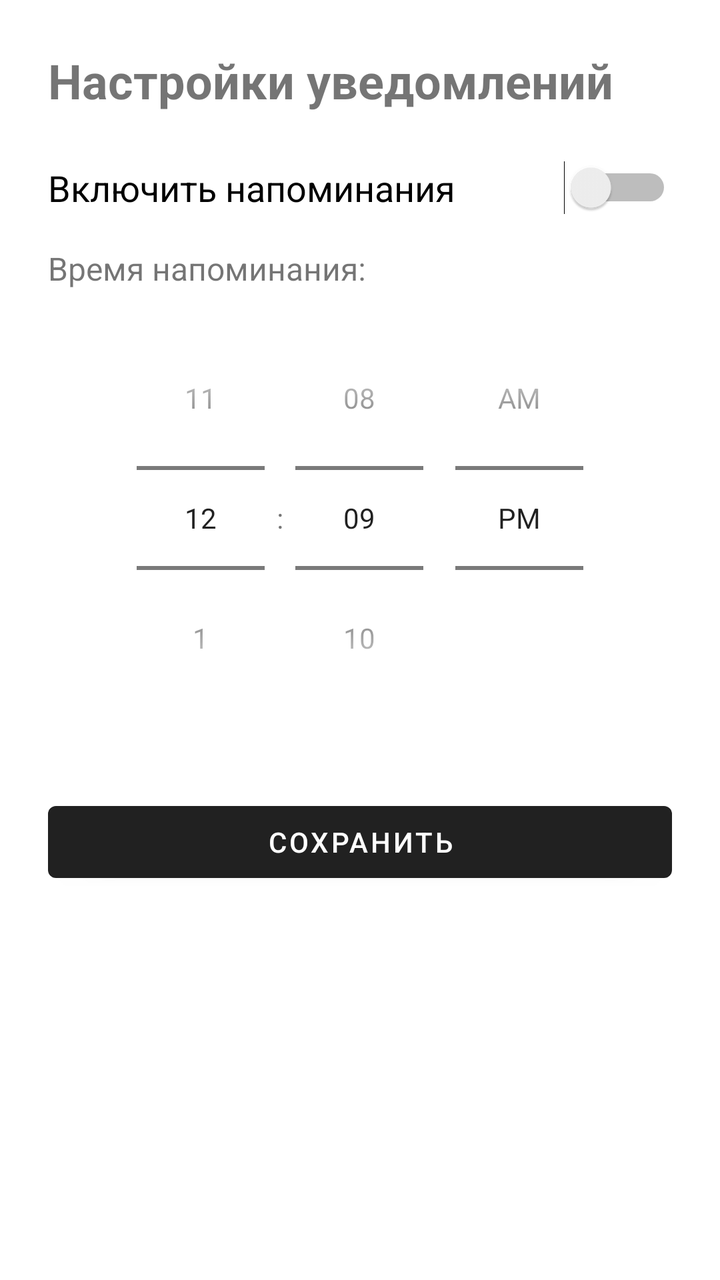
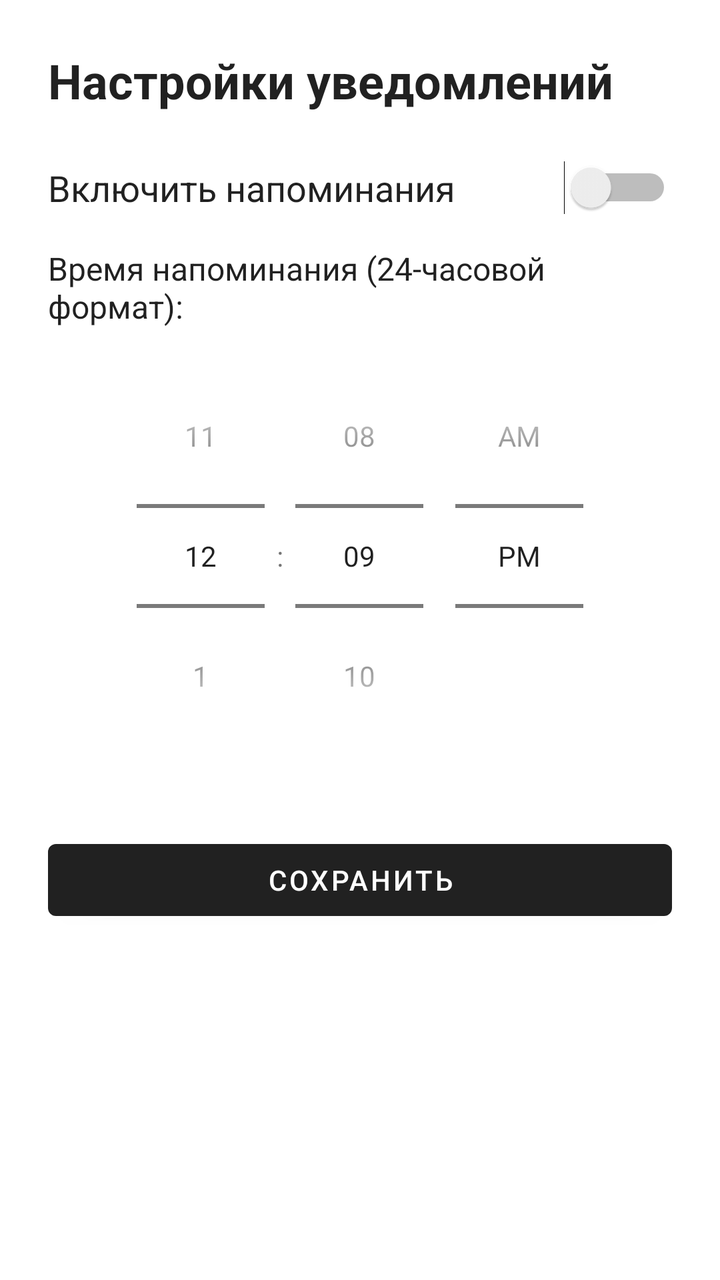

The first picture is an Android layout as it rendered before a commit; the second is the same layout after the commit. The layout source and the unified diff follow.
<!-- AndroidManifest.xml: application theme Theme.MaterialComponents.DayNight.DarkActionBar -->
<!-- res/layout/activity_settings.xml -->
<?xml version="1.0" encoding="utf-8"?>
<LinearLayout xmlns:android="http://schemas.android.com/apk/res/android"
    android:layout_width="match_parent"
    android:layout_height="match_parent"
    android:orientation="vertical"
    android:padding="24dp">

    <TextView
        android:layout_width="wrap_content"
        android:layout_height="wrap_content"
        android:text="Настройки уведомлений"
        android:textSize="24sp"
        android:textStyle="bold"
        android:layout_marginBottom="24dp"/>

    <Switch
        android:id="@+id/switchNotifications"
        android:layout_width="match_parent"
        android:layout_height="wrap_content"
        android:text="Включить напоминания"
        android:textSize="18sp"
        android:layout_marginBottom="16dp"/>

    <TextView
        android:layout_width="wrap_content"
        android:layout_height="wrap_content"
        android:text="Время напоминания:"
        android:textSize="16sp"
        android:layout_marginBottom="8dp"/>

    <TimePicker
        android:id="@+id/timePicker"
        android:layout_width="match_parent"
        android:layout_height="wrap_content"
        android:timePickerMode="spinner" />

    <Button
        android:id="@+id/btnSaveSettings"
        android:layout_width="match_parent"
        android:layout_height="wrap_content"
        android:text="Сохранить"
        android:layout_marginTop="32dp"/>

</LinearLayout>
<!-- resources referenced by this layout -->
<resources>

</resources>

<!-- the commit's change to res/layout/activity_settings.xml (unified diff, before → after) -->
@@ -11,6 +11,7 @@
         android:text="Настройки уведомлений"
         android:textSize="24sp"
         android:textStyle="bold"
+        android:textColor="?android:attr/textColorPrimary"
         android:layout_marginBottom="24dp"/>
 
     <Switch
@@ -19,13 +20,15 @@
         android:layout_height="wrap_content"
         android:text="Включить напоминания"
         android:textSize="18sp"
+        android:textColor="?android:attr/textColorPrimary"
         android:layout_marginBottom="16dp"/>
 
     <TextView
         android:layout_width="wrap_content"
         android:layout_height="wrap_content"
-        android:text="Время напоминания:"
+        android:text="Время напоминания (24-часовой формат):"
         android:textSize="16sp"
+        android:textColor="?android:attr/textColorPrimary"
         android:layout_marginBottom="8dp"/>
 
     <TimePicker
